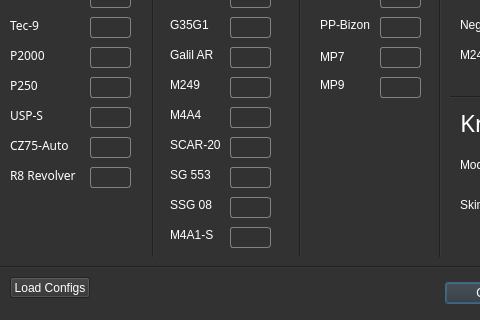
TheMoerp/external_csgo_cheat, file sources/GUI/changeSkinLayout.ui: the form before one commit; both pictures show x 0 to 480 and y 213 to 533 of the 629 by 533 pixel window.
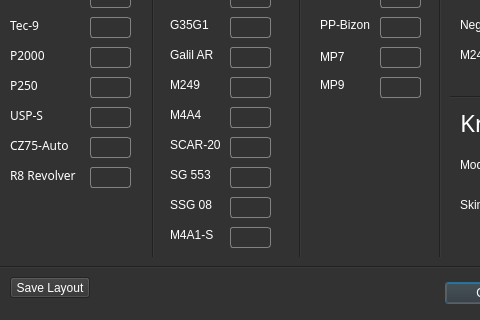
The form after the commit.

Commit message: named ui objects

```diff
--- a/sources/GUI/changeSkinLayout.ui
+++ b/sources/GUI/changeSkinLayout.ui
@@ -1287,7 +1287,7 @@
     </rect>
    </property>
    <property name="text">
-    <string>Load Configs</string>
+    <string>Save Layout</string>
    </property>
   </widget>
   <widget class="Line" name="line_6">
```
Left out of the diff: 86 changed lines with no effect on the pictures.
